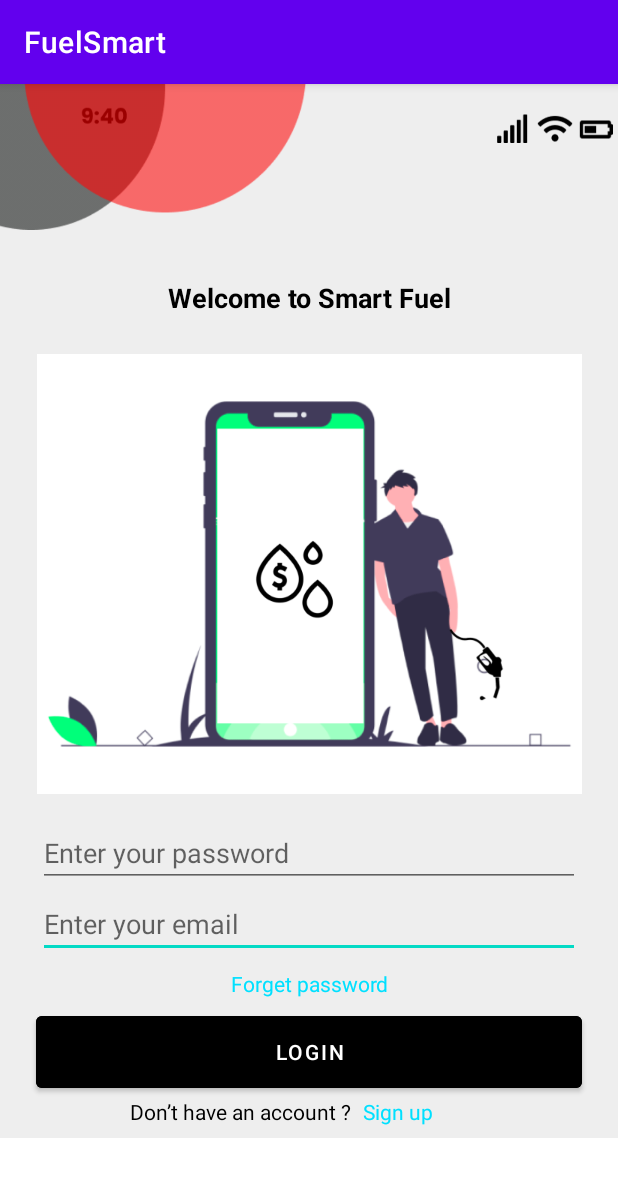
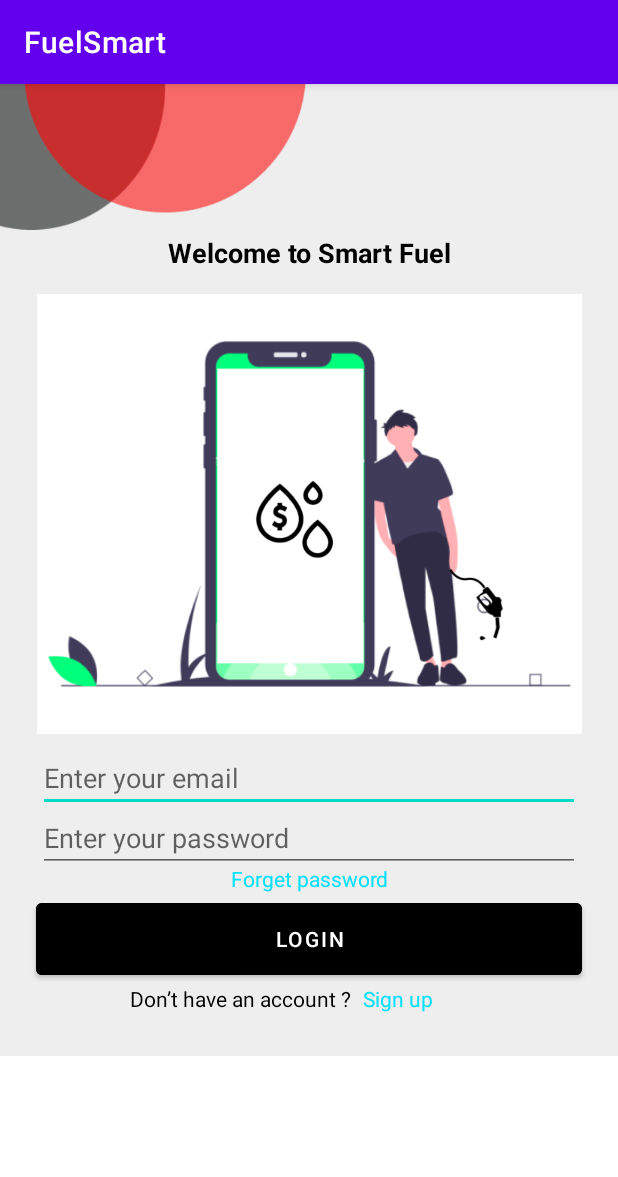
Before and after one commit to amandahaydaw/SIT705, an Android app: the login screen opened directly, with no data from a screen before it, on a phone screen of 412 x 824 dp. Shown: the top 1177 px of the screen. Run offline under Robolectric (Android 15) with nearby library versions, the phone set to English and light mode, and no system bars; our stand-ins replace Firebase (no records; nobody signed in at launch, a user with empty details on screens opened directly).

Commit message:
enable sign in and login functionality

```diff
--- a/app/src/main/AndroidManifest.xml
+++ b/app/src/main/AndroidManifest.xml
@@ -1,7 +1,7 @@
 <?xml version="1.0" encoding="utf-8"?>
 <manifest xmlns:android="http://schemas.android.com/apk/res/android"
     package="com.example.fuelsmartapp">
-
+<uses-permission android:name="android.permission.INTERNET"/>
     <application
         android:allowBackup="true"
         android:icon="@mipmap/ic_launcher"
--- a/app/src/main/java/com/example/fuelsmartapp/login.java
+++ b/app/src/main/java/com/example/fuelsmartapp/login.java
@@ -1,16 +1,138 @@
 package com.example.fuelsmartapp;
 
+import android.content.DialogInterface;
+import android.content.Intent;
+import android.os.Bundle;
+import android.text.TextUtils;
+import android.view.View;
+import android.widget.Button;
+import android.widget.EditText;
+import android.widget.ProgressBar;
+import android.widget.TextView;
+import android.widget.Toast;
+
+import androidx.annotation.NonNull;
+import androidx.appcompat.app.AlertDialog;
 import androidx.appcompat.app.AppCompatActivity;
 
-import android.os.Bundle;
-
-import com.example.fuelsmartapp.R;
+import com.google.android.gms.tasks.OnCompleteListener;
+import com.google.android.gms.tasks.OnFailureListener;
+import com.google.android.gms.tasks.OnSuccessListener;
+import com.google.android.gms.tasks.Task;
+import com.google.firebase.auth.AuthResult;
+import com.google.firebase.auth.FirebaseAuth;
 
 public class login extends AppCompatActivity {
-
+    EditText mEmail,mPassword;
+    Button mLoginBtn;
+    TextView mCreateBtn,forgotTextLink;
+    ProgressBar progressBar;
+    FirebaseAuth fAuth;
     @Override
     protected void onCreate(Bundle savedInstanceState) {
         super.onCreate(savedInstanceState);
         setContentView(R.layout.activity_login);
+        mEmail = findViewById(R.id.email);
+        mPassword = findViewById(R.id.password);
+        progressBar = findViewById(R.id.progressBar);
+        fAuth = FirebaseAuth.getInstance();
+        mLoginBtn = findViewById(R.id.loginBtn);
+        mCreateBtn = findViewById(R.id.Do_not_have_an_account_signup);
+        forgotTextLink = findViewById(R.id.forgotPassword);
+
+
+        mLoginBtn.setOnClickListener(new View.OnClickListener() {
+            @Override
+            public void onClick(View v) {
+
+                String email = mEmail.getText().toString().trim();
+                String password = mPassword.getText().toString().trim();
+
+                if(TextUtils.isEmpty(email)){
+                    mEmail.setError("Email is Required.");
+                    return;
+                }
+
+                if(TextUtils.isEmpty(password)){
+                    mPassword.setError("Password is Required.");
+                    return;
+                }
+
+                if(password.length() < 6){
+                    mPassword.setError("Password Must be >= 6 Characters");
+                    return;
+                }
+
+                progressBar.setVisibility(View.VISIBLE);
+
+                // authenticate the user
+
+                fAuth.signInWithEmailAndPassword(email,password).addOnCompleteListener(new OnCompleteListener<AuthResult>() {
+                    @Override
+                    public void onComplete(@NonNull Task<AuthResult> task) {
+                        if(task.isSuccessful()){
+                            Toast.makeText(login.this, "Logged in Successfully", Toast.LENGTH_SHORT).show();
+                            startActivity(new Intent(getApplicationContext(),FuelType.class));
+                        }else {
+                            Toast.makeText(login.this, "Error ! " + task.getException().getMessage(), Toast.LENGTH_SHORT).show();
+                            progressBar.setVisibility(View.GONE);
+                        }
+
+                    }
+                });
+
+            }
+        });
+
+        mCreateBtn.setOnClickListener(new View.OnClickListener() {
+            @Override
+            public void onClick(View v) {
+                startActivity(new Intent(getApplicationContext(),signup.class));
+            }
+        });
+
+        forgotTextLink.setOnClickListener(new View.OnClickListener() {
+            @Override
+            public void onClick(View v) {
+
+                final EditText resetMail = new EditText(v.getContext());
+                final AlertDialog.Builder passwordResetDialog = new AlertDialog.Builder(v.getContext());
+                passwordResetDialog.setTitle("Reset Password ?");
+                passwordResetDialog.setMessage("Enter Your Email To Received Reset Link.");
+                passwordResetDialog.setView(resetMail);
+
+                passwordResetDialog.setPositiveButton("Yes", new DialogInterface.OnClickListener() {
+                    @Override
+                    public void onClick(DialogInterface dialog, int which) {
+                        // extract the email and send reset link
+                        String mail = resetMail.getText().toString();
+                        fAuth.sendPasswordResetEmail(mail).addOnSuccessListener(new OnSuccessListener<Void>() {
+                            @Override
+                            public void onSuccess(Void aVoid) {
+                                Toast.makeText(login.this, "Reset Link Sent To Your Email.", Toast.LENGTH_SHORT).show();
+                            }
+                        }).addOnFailureListener(new OnFailureListener() {
+                            @Override
+                            public void onFailure(@NonNull Exception e) {
+                                Toast.makeText(login.this, "Error ! Reset Link is Not Sent" + e.getMessage(), Toast.LENGTH_SHORT).show();
+                            }
+                        });
+
+                    }
+                });
+
+                passwordResetDialog.setNegativeButton("No", new DialogInterface.OnClickListener() {
+                    @Override
+                    public void onClick(DialogInterface dialog, int which) {
+                        // close the dialog
+                    }
+                });
+
+                passwordResetDialog.create().show();
+
+            }
+        });
+
+
     }
 }
--- a/app/src/main/res/layout/activity_login.xml
+++ b/app/src/main/res/layout/activity_login.xml
@@ -8,17 +8,6 @@
     android:weightSum="100"
     android:background="#EEEEEE"
     tools:context="com.example.fuelsmartapp.login">
-    <ImageView
-        android:id="@+id/bar"
-        android:layout_width="355dp"
-        android:layout_height="28dp"
-        android:layout_marginStart="53dp"
-        android:layout_marginTop="11dp"
-        android:src="@drawable/bar"
-        android:visibility="visible"
-        app:layout_constraintStart_toStartOf="parent"
-        app:layout_constraintTop_toTopOf="parent"
-        tools:visibility="visible" />
 
     <ImageView
         android:id="@+id/cornorimag"
@@ -36,7 +25,7 @@
         android:layout_width="214dp"
         android:layout_height="27dp"
         android:layout_marginStart="92dp"
-        android:layout_marginTop="130dp"
+        android:layout_marginTop="100dp"
         android:layout_marginEnd="92dp"
         android:ems="10"
         android:fontFamily="sans-serif"
@@ -54,19 +43,20 @@
         android:layout_width="363dp"
         android:layout_height="293dp"
         android:layout_marginStart="25dp"
-        android:layout_marginTop="180dp"
+        android:layout_marginTop="140dp"
         android:layout_marginEnd="25dp"
         app:layout_constraintEnd_toEndOf="parent"
         app:layout_constraintStart_toStartOf="parent"
         app:layout_constraintTop_toTopOf="parent"
         app:srcCompat="@drawable/loginimg" />
 
+
     <EditText
         android:id="@+id/email"
         android:layout_width="0dp"
         android:layout_height="wrap_content"
         android:layout_marginStart="25dp"
-        android:layout_marginTop="640dp"
+        android:layout_marginTop="440dp"
         android:layout_marginEnd="25dp"
         android:layout_marginBottom="10dp"
         android:hint="Enter your email"
@@ -74,16 +64,17 @@
         android:selectAllOnFocus="true"
         app:layout_constraintBottom_toTopOf="@+id/password"
         app:layout_constraintEnd_toEndOf="parent"
+        app:layout_constraintHorizontal_bias="0.0"
         app:layout_constraintStart_toStartOf="parent"
-        app:layout_constraintTop_toTopOf="parent" />
-
+        app:layout_constraintTop_toTopOf="parent"
+        app:layout_constraintVertical_bias="0.01" />
 
     <EditText
         android:id="@+id/password"
         android:layout_width="0dp"
         android:layout_height="wrap_content"
         android:layout_marginStart="25dp"
-        android:layout_marginTop="490dp"
+        android:layout_marginTop="480dp"
         android:layout_marginEnd="25dp"
         android:hint="Enter your password"
         android:imeOptions="actionDone"
@@ -95,11 +86,11 @@
         app:layout_constraintTop_toTopOf="parent" />
 
     <TextView
-        android:id="@+id/forget"
+        android:id="@+id/forgotPassword"
         android:layout_width="117dp"
         android:layout_height="21dp"
         android:layout_marginStart="100dp"
-        android:layout_marginTop="590dp"
+        android:layout_marginTop="520dp"
         android:layout_marginEnd="100dp"
         android:ems="10"
         android:fontFamily="sans-serif"
@@ -112,11 +103,11 @@
         app:layout_constraintTop_toTopOf="parent" />
 
     <Button
-        android:id="@+id/login"
+        android:id="@+id/loginBtn"
         android:layout_width="364dp"
         android:layout_height="60dp"
         android:layout_marginStart="25dp"
-        android:layout_marginTop="615dp"
+        android:layout_marginTop="540dp"
         android:layout_marginEnd="25dp"
         android:backgroundTint="@color/black"
         android:text="Login"
@@ -130,7 +121,7 @@
         android:id="@+id/Do_not_have_an_account"
         android:layout_width="214dp"
         android:layout_height="27dp"
-        android:layout_marginTop="675dp"
+        android:layout_marginTop="600dp"
         android:layout_marginEnd="92dp"
         android:ems="10"
         android:fontFamily="sans-serif"
@@ -147,7 +138,7 @@
         android:layout_width="100dp"
         android:layout_height="27dp"
         android:layout_marginStart="210dp"
-        android:layout_marginTop="675dp"
+        android:layout_marginTop="600dp"
         android:layout_marginEnd="92dp"
         android:ems="10"
         android:fontFamily="sans-serif"
@@ -158,4 +149,16 @@
         app:layout_constraintEnd_toEndOf="parent"
         app:layout_constraintStart_toStartOf="parent"
         app:layout_constraintTop_toTopOf="parent" />
+
+    <ProgressBar
+        android:id="@+id/progressBar"
+        style="?android:attr/progressBarStyle"
+        android:layout_width="wrap_content"
+        android:layout_height="wrap_content"
+        android:visibility="invisible"
+        app:layout_constraintBottom_toBottomOf="parent"
+        app:layout_constraintEnd_toEndOf="parent"
+        app:layout_constraintStart_toStartOf="parent"
+        app:layout_constraintTop_toBottomOf="@+id/loginBtn"
+        app:layout_constraintVertical_bias="0.39" />
 </androidx.constraintlayout.widget.ConstraintLayout>
```
Also changed, not shown: app/build.gradle (+7 -2 lines), app/src/main/java/com/example/fuelsmartapp/signup.java (+82 -13 lines), app/src/main/res/layout/activity_adding_vehicle_expense.xml (+1 -14 lines), app/src/main/res/layout/activity_fuel_type.xml (+6 -22 lines), app/src/main/res/layout/activity_signup.xml (+0 -22 lines), app/src/main/res/layout/main_fragment.xml (+13 -25 lines), build.gradle (+17 -0 lines).
